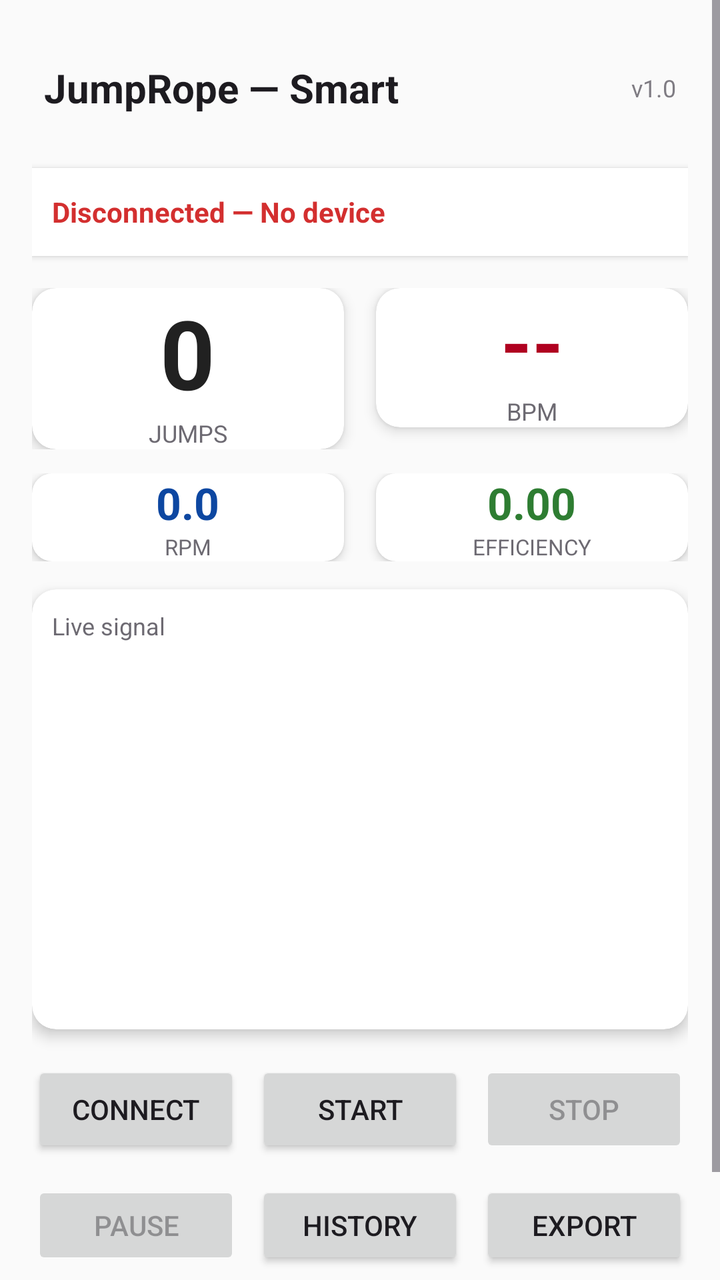
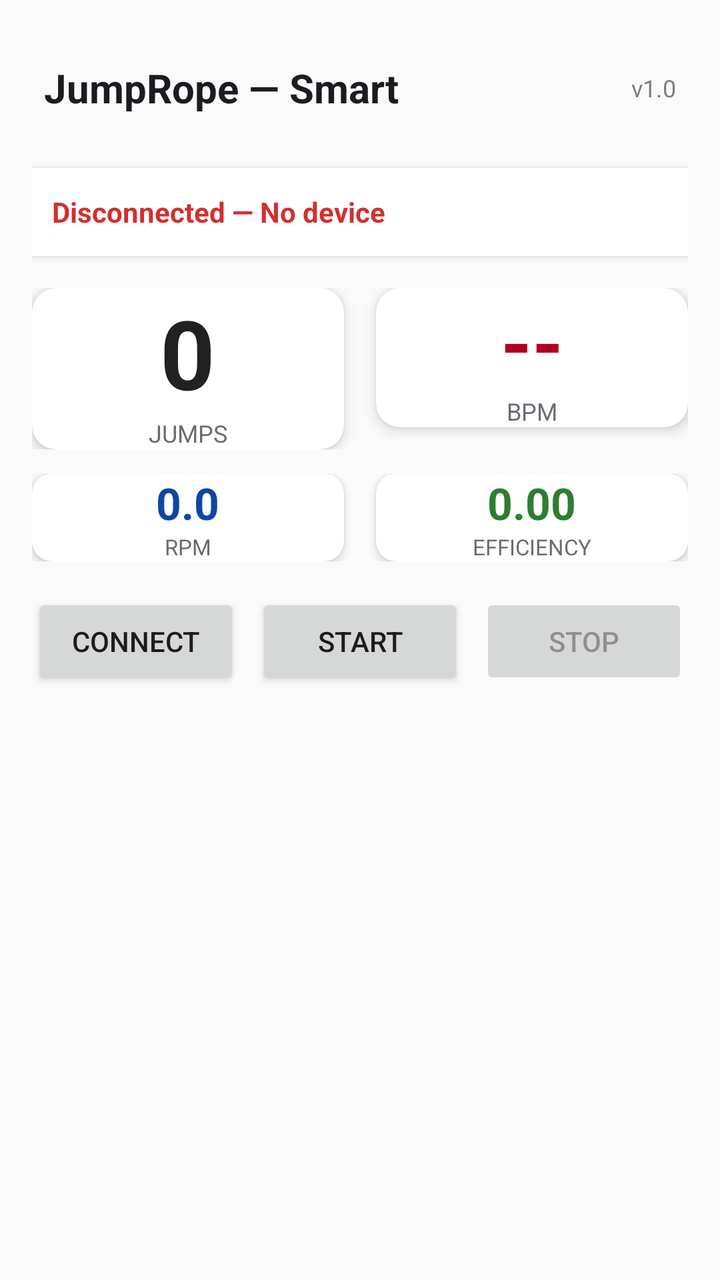

An Android layout rendered at two revisions. The XML below is the earlier revision; the diff shows what the commit changed to produce the second picture.
<!-- AndroidManifest.xml: application theme Theme.Tutorial6_Bluetooth -->
<!-- res/layout/activity_main.xml -->
<?xml version="1.0" encoding="utf-8"?>
<ScrollView xmlns:android="http://schemas.android.com/apk/res/android"
    xmlns:app="http://schemas.android.com/apk/res-auto"
    android:id="@+id/scrollRoot"
    android:layout_width="match_parent"
    android:layout_height="match_parent"
    android:fillViewport="true"
    android:background="#FAFAFA">

    <LinearLayout
        android:id="@+id/mainColumn"
        android:layout_width="match_parent"
        android:layout_height="wrap_content"
        android:orientation="vertical"
        android:padding="16dp">

        
        <LinearLayout
            android:layout_width="match_parent"
            android:layout_height="56dp"
            android:orientation="horizontal"
            android:gravity="center_vertical"
            android:paddingStart="6dp"
            android:paddingEnd="6dp">

            <TextView
                android:id="@+id/tvTitle"
                android:layout_width="0dp"
                android:layout_height="wrap_content"
                android:layout_weight="1"
                android:text="JumpRope — Smart"
                android:textAppearance="?android:attr/textAppearanceLarge"
                android:textStyle="bold"
                android:textSize="20sp"
                android:ellipsize="end" />

            <TextView
                android:id="@+id/tvVersion"
                android:layout_width="wrap_content"
                android:layout_height="wrap_content"
                android:text="v1.0"
                android:textSize="12sp"
                android:alpha="0.7" />
        </LinearLayout>

        
        <TextView
            android:id="@+id/tvConnectionStatus"
            android:layout_width="match_parent"
            android:layout_height="44dp"
            android:layout_marginTop="12dp"
            android:gravity="center_vertical"
            android:padding="10dp"
            android:background="@android:color/white"
            android:elevation="2dp"
            android:text="Disconnected — No device"
            android:textColor="#D32F2F"
            android:textStyle="bold" />

        
        <LinearLayout
            android:layout_width="match_parent"
            android:layout_height="wrap_content"
            android:orientation="horizontal"
            android:layout_marginTop="16dp"
            android:weightSum="2">

            
            <androidx.cardview.widget.CardView
                android:id="@+id/cardJumps"
                android:layout_width="0dp"
                android:layout_height="wrap_content"
                android:layout_weight="1"
                app:cardCornerRadius="12dp"
                app:cardElevation="4dp"
                android:layout_marginEnd="8dp"
                android:padding="12dp">

                <LinearLayout
                    android:layout_width="match_parent"
                    android:layout_height="wrap_content"
                    android:orientation="vertical"
                    android:gravity="center">

                    <TextView
                        android:id="@+id/tvJumpsCount"
                        android:layout_width="wrap_content"
                        android:layout_height="wrap_content"
                        android:text="0"
                        android:textSize="48sp"
                        android:textStyle="bold"
                        android:textColor="#212121" />

                    <TextView
                        android:id="@+id/tvJumpsLabel"
                        android:layout_width="wrap_content"
                        android:layout_height="wrap_content"
                        android:text="JUMPS"
                        android:textSize="12sp"
                        android:textAllCaps="true"
                        android:alpha="0.8" />
                </LinearLayout>
            </androidx.cardview.widget.CardView>

            
            <androidx.cardview.widget.CardView
                android:id="@+id/cardBpm"
                android:layout_width="0dp"
                android:layout_height="wrap_content"
                android:layout_weight="1"
                app:cardCornerRadius="12dp"
                app:cardElevation="4dp"
                android:layout_marginStart="8dp"
                android:padding="12dp">

                <LinearLayout
                    android:layout_width="match_parent"
                    android:layout_height="wrap_content"
                    android:orientation="vertical"
                    android:gravity="center">

                    <TextView
                        android:id="@+id/tvBpm"
                        android:layout_width="wrap_content"
                        android:layout_height="wrap_content"
                        android:text="--"
                        android:textSize="40sp"
                        android:textStyle="bold"
                        android:textColor="#B00020" />

                    <TextView
                        android:id="@+id/tvBpmLabel"
                        android:layout_width="wrap_content"
                        android:layout_height="wrap_content"
                        android:text="BPM"
                        android:textSize="12sp"
                        android:textAllCaps="true"
                        android:alpha="0.8" />
                </LinearLayout>
            </androidx.cardview.widget.CardView>
        </LinearLayout>

        
        <LinearLayout
            android:layout_width="match_parent"
            android:layout_height="wrap_content"
            android:orientation="horizontal"
            android:layout_marginTop="12dp"
            android:weightSum="2">

            <androidx.cardview.widget.CardView
                android:id="@+id/cardRpm"
                android:layout_width="0dp"
                android:layout_height="wrap_content"
                android:layout_weight="1"
                app:cardCornerRadius="10dp"
                app:cardElevation="3dp"
                android:layout_marginEnd="8dp"
                android:padding="10dp">

                <LinearLayout
                    android:layout_width="match_parent"
                    android:layout_height="wrap_content"
                    android:orientation="vertical"
                    android:gravity="center">

                    <TextView
                        android:id="@+id/tvRpm"
                        android:layout_width="wrap_content"
                        android:layout_height="wrap_content"
                        android:text="0.0"
                        android:textSize="22sp"
                        android:textStyle="bold"
                        android:textColor="#0D47A1" />

                    <TextView
                        android:layout_width="wrap_content"
                        android:layout_height="wrap_content"
                        android:text="RPM"
                        android:textSize="11sp"
                        android:alpha="0.8" />
                </LinearLayout>
            </androidx.cardview.widget.CardView>

            <androidx.cardview.widget.CardView
                android:id="@+id/cardEff"
                android:layout_width="0dp"
                android:layout_height="wrap_content"
                android:layout_weight="1"
                app:cardCornerRadius="10dp"
                app:cardElevation="3dp"
                android:layout_marginStart="8dp"
                android:padding="10dp">

                <LinearLayout
                    android:layout_width="match_parent"
                    android:layout_height="wrap_content"
                    android:orientation="vertical"
                    android:gravity="center">

                    <TextView
                        android:id="@+id/tvEfficiency"
                        android:layout_width="wrap_content"
                        android:layout_height="wrap_content"
                        android:text="0.00"
                        android:textSize="22sp"
                        android:textStyle="bold"
                        android:textColor="#2E7D32" />

                    <TextView
                        android:layout_width="wrap_content"
                        android:layout_height="wrap_content"
                        android:text="EFFICIENCY"
                        android:textSize="11sp"
                        android:alpha="0.8" />
                </LinearLayout>
            </androidx.cardview.widget.CardView>
        </LinearLayout>

        
        <androidx.cardview.widget.CardView
            android:id="@+id/cardLive"
            android:layout_width="match_parent"
            android:layout_height="220dp"
            app:cardCornerRadius="12dp"
            app:cardElevation="4dp"
            android:layout_marginTop="14dp">

            <FrameLayout
                android:layout_width="match_parent"
                android:layout_height="match_parent"
                android:padding="10dp">

                <TextView
                    android:id="@+id/tvLiveLabel"
                    android:layout_width="wrap_content"
                    android:layout_height="wrap_content"
                    android:text="Live signal"
                    android:textSize="12sp"
                    android:layout_gravity="top|start"
                    android:alpha="0.8"/>

                <View
                    android:id="@+id/viewGraph"
                    android:layout_width="match_parent"
                    android:layout_height="match_parent"
                    android:contentDescription="Real-time signal placeholder" />
            </FrameLayout>
        </androidx.cardview.widget.CardView>

        
        <LinearLayout
            android:layout_width="match_parent"
            android:layout_height="wrap_content"
            android:orientation="horizontal"
            android:gravity="center"
            android:layout_marginTop="16dp"
            android:weightSum="3">

            <Button
                android:id="@+id/btnConnect"
                android:layout_width="0dp"
                android:layout_height="48dp"
                android:layout_weight="1"
                android:text="Connect" />

            <Button
                android:id="@+id/btnStart"
                android:layout_width="0dp"
                android:layout_height="48dp"
                android:layout_weight="1"
                android:text="Start"
                android:layout_marginStart="8dp"
                android:layout_marginEnd="8dp"/>

            <Button
                android:id="@+id/btnStop"
                android:layout_width="0dp"
                android:layout_height="48dp"
                android:layout_weight="1"
                android:text="Stop"
                android:enabled="false" />
        </LinearLayout>

        
        <LinearLayout
            android:layout_width="match_parent"
            android:layout_height="wrap_content"
            android:orientation="horizontal"
            android:layout_marginTop="12dp"
            android:weightSum="3">

            <Button
                android:id="@+id/btnPause"
                android:layout_width="0dp"
                android:layout_height="44dp"
                android:layout_weight="1"
                android:text="Pause"
                android:enabled="false" />

            <Button
                android:id="@+id/btnHistory"
                android:layout_width="0dp"
                android:layout_height="44dp"
                android:layout_weight="1"
                android:text="History"
                android:layout_marginStart="8dp"
                android:layout_marginEnd="8dp" />

            <Button
                android:id="@+id/btnExport"
                android:layout_width="0dp"
                android:layout_height="44dp"
                android:layout_weight="1"
                android:text="Export" />
        </LinearLayout>

        
        <LinearLayout
            android:layout_width="match_parent"
            android:layout_height="wrap_content"
            android:orientation="horizontal"
            android:gravity="center_vertical"
            android:layout_marginTop="16dp"
            android:padding="8dp">

            <TextView
                android:id="@+id/tvDeviceDetails"
                android:layout_width="0dp"
                android:layout_height="wrap_content"
                android:layout_weight="1"
                android:text="Device: —   Battery: —%   Last: —"
                android:textSize="12sp"
                android:alpha="0.8"/>
        </LinearLayout>

    </LinearLayout>
</ScrollView>
<!-- resources referenced by this layout -->
<resources>
  <style name="Theme.Tutorial6_Bluetooth" parent="Base.Theme.Tutorial6_Bluetooth" />
  <style name="Base.Theme.Tutorial6_Bluetooth" parent="Theme.Material3.DayNight.NoActionBar">
          
          <item name="colorPrimary">@color/blue_primary</item>
          <item name="android:colorBackground">#F6FDFF</item>
  
          <item name="colorOnPrimary">@color/white</item>
          
          <item name="android:statusBarColor">@color/blue_primary</item>
          <item name="android:windowLightStatusBar">false</item>
      </style>
  <color name="blue_primary">#2A72EA</color>
  <color name="white">#FFFFFFFF</color>
</resources>

<!-- the commit's change to res/layout/activity_main.xml (unified diff, before → after) -->
@@ -217,36 +217,6 @@
             </androidx.cardview.widget.CardView>
         </LinearLayout>
 
-        
-        <androidx.cardview.widget.CardView
-            android:id="@+id/cardLive"
-            android:layout_width="match_parent"
-            android:layout_height="220dp"
-            app:cardCornerRadius="12dp"
-            app:cardElevation="4dp"
-            android:layout_marginTop="14dp">
-
-            <FrameLayout
-                android:layout_width="match_parent"
-                android:layout_height="match_parent"
-                android:padding="10dp">
-
-                <TextView
-                    android:id="@+id/tvLiveLabel"
-                    android:layout_width="wrap_content"
-                    android:layout_height="wrap_content"
-                    android:text="Live signal"
-                    android:textSize="12sp"
-                    android:layout_gravity="top|start"
-                    android:alpha="0.8"/>
-
-                <View
-                    android:id="@+id/viewGraph"
-                    android:layout_width="match_parent"
-                    android:layout_height="match_parent"
-                    android:contentDescription="Real-time signal placeholder" />
-            </FrameLayout>
-        </androidx.cardview.widget.CardView>
 
         
         <LinearLayout
@@ -283,56 +253,7 @@
         </LinearLayout>
 
         
-        <LinearLayout
-            android:layout_width="match_parent"
-            android:layout_height="wrap_content"
-            android:orientation="horizontal"
-            android:layout_marginTop="12dp"
-            android:weightSum="3">
-
-            <Button
-                android:id="@+id/btnPause"
-                android:layout_width="0dp"
-                android:layout_height="44dp"
-                android:layout_weight="1"
-                android:text="Pause"
-                android:enabled="false" />
-
-            <Button
-                android:id="@+id/btnHistory"
-                android:layout_width="0dp"
-                android:layout_height="44dp"
-                android:layout_weight="1"
-                android:text="History"
-                android:layout_marginStart="8dp"
-                android:layout_marginEnd="8dp" />
-
-            <Button
-                android:id="@+id/btnExport"
-                android:layout_width="0dp"
-                android:layout_height="44dp"
-                android:layout_weight="1"
-                android:text="Export" />
-        </LinearLayout>
-
-        
-        <LinearLayout
-            android:layout_width="match_parent"
-            android:layout_height="wrap_content"
-            android:orientation="horizontal"
-            android:gravity="center_vertical"
-            android:layout_marginTop="16dp"
-            android:padding="8dp">
-
-            <TextView
-                android:id="@+id/tvDeviceDetails"
-                android:layout_width="0dp"
-                android:layout_height="wrap_content"
-                android:layout_weight="1"
-                android:text="Device: —   Battery: —%   Last: —"
-                android:textSize="12sp"
-                android:alpha="0.8"/>
-        </LinearLayout>
+        
 
     </LinearLayout>
 </ScrollView>
